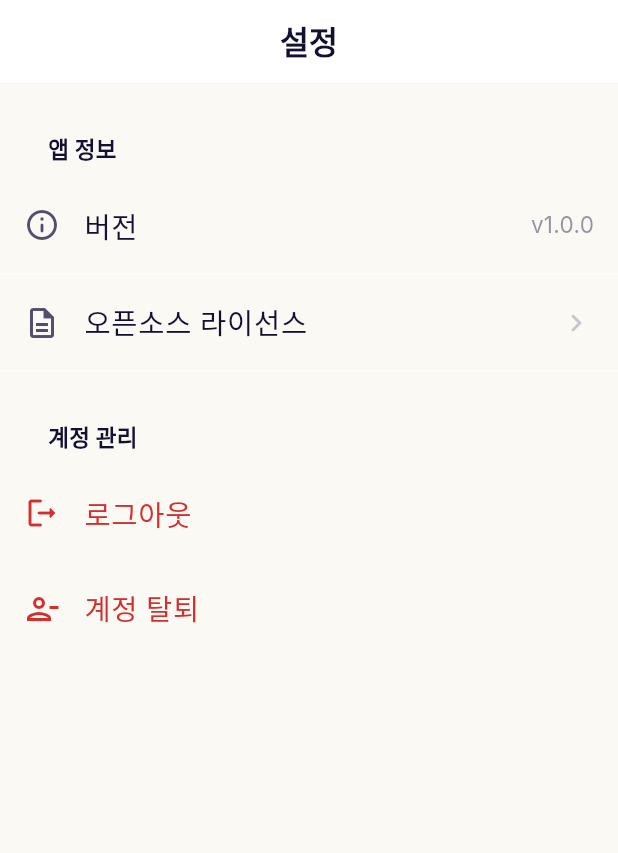
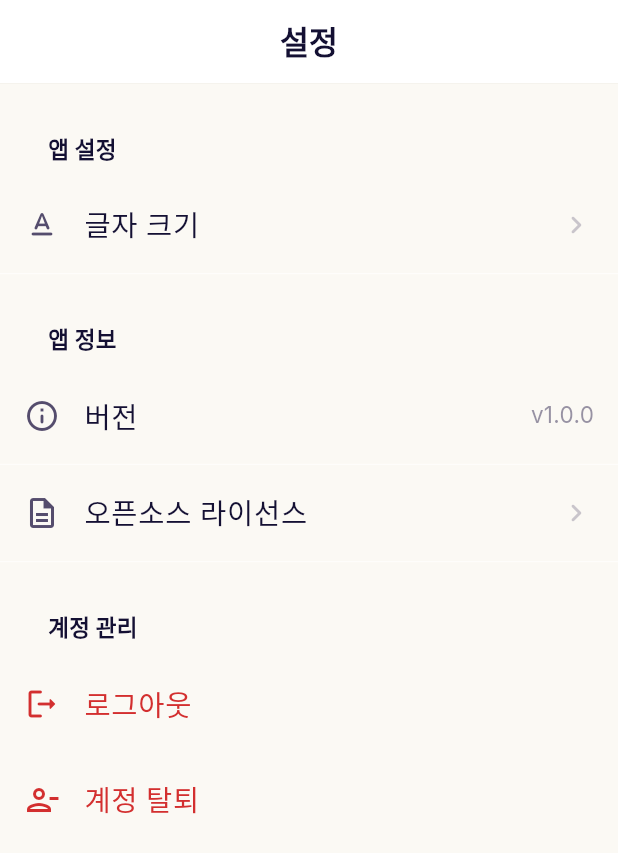
Before and after one commit to kimdzhekhon/Guda_Chatbot, a Flutter app: the SettingsScreen screen opened by its route, on a phone screen of 412 x 824 dp. Shown: the top 853 px of the screen. Run offline on Flutter 3.47's test engine with Material 3 defaults, Android fonts, the phone set to English and light mode, and no system bars; our stand-ins replace dio, flutter_markdown, flutter_riverpod, flutter_secure_storage, freezed_annotation, go_router and 4 more; accounts and stored records are empty; generated files the repository leaves out were written again; Roboto replaces fonts that are missing (NotoSerifKR).

Commit message:
사용자 편의성 강화를 위해 앱 전체의 글씨 크기(Text Scale)를 동적으로 조절하고 유지할 수 있는 기능을 구현했습니다. 설정 화면 개편과 더불어 전역 상태 관리 및 데이터 영속성을 확보하여 완성도 높은 개인화 설정을 제공합니다.

```diff
--- a/lib/app/router/app_router.dart
+++ b/lib/app/router/app_router.dart
@@ -8,6 +8,7 @@ import 'package:guda_chatbot/features/auth/presentation/viewmodels/auth_viewmode
 import 'package:guda_chatbot/features/chat/presentation/screens/home_screen.dart';
 import 'package:guda_chatbot/features/settings/presentation/screens/settings_screen.dart';
 import 'package:guda_chatbot/features/settings/presentation/screens/license_screen.dart';
+import 'package:guda_chatbot/features/settings/presentation/screens/font_size_screen.dart';
 import 'route_paths.dart';
 
 part 'app_router.g.dart';
@@ -51,6 +52,10 @@ GoRouter appRouter(Ref ref) {
         path: RoutePaths.license,
         builder: (_, _) => const LicenseScreen(),
       ),
+      GoRoute(
+        path: RoutePaths.fontSize,
+        builder: (_, _) => const FontSizeScreen(),
+      ),
     ],
   );
 
--- a/lib/app/router/route_paths.dart
+++ b/lib/app/router/route_paths.dart
@@ -15,4 +15,7 @@ abstract final class RoutePaths {
 
   /// 라이선스 화면 (SCR_LICENSE)
   static const String license = '/settings/license';
+
+  /// 글자 크기 조절 화면 (SCR_FONT_SIZE)
+  static const String fontSize = '/settings/font-size';
 }
--- a/lib/core/constants/app_strings.dart
+++ b/lib/core/constants/app_strings.dart
@@ -115,4 +115,13 @@ abstract final class AppStrings {
   static const String profileSection = '프로필';
   static const String appInfoSection = '앱 정보';
   static const String accountSection = '계정 관리';
+  static const String appSettingsSection = '앱 설정';
+
+  // 글자 크기 조절
+  static const String fontSizeLabel = '글자 크기';
+  static const String fontSizeScreenTitle = '글자 크기 조절';
+  static const String fontSizePreviewText = '가나다라마바사 아자차카타파하\n동양 고전의 지혜를 깨우다, Guda';
+  static const String fontSizeSmall = '작게';
+  static const String fontSizeNormal = '보통';
+  static const String fontSizeLarge = '크게';
 }
--- a/lib/features/chat/presentation/widgets/initial_question/selected_hexagram_display.dart
+++ b/lib/features/chat/presentation/widgets/initial_question/selected_hexagram_display.dart
@@ -43,7 +43,8 @@ class SelectedHexagramDisplay extends StatelessWidget {
             child: Column(
               crossAxisAlignment: CrossAxisAlignment.start,
               children: [
-                Row(
+                Wrap(
+                  crossAxisAlignment: WrapCrossAlignment.center,
                   children: [
                     Text(
                       hexagram.name,
--- a/lib/features/settings/presentation/screens/settings_screen.dart
+++ b/lib/features/settings/presentation/screens/settings_screen.dart
@@ -77,12 +77,8 @@ class SettingsScreen extends ConsumerWidget {
                     crossAxisAlignment: CrossAxisAlignment.start,
                     children: [
                       Text(
-                        user.displayName ?? AppStrings.userNamePlaceholder,
+                        user.email,
                         style: GudaTypography.heading3(color: colorScheme.onSurface),
-                      ),
-                      Text(
-                        user.email,
-                        style: GudaTypography.body2(color: colorScheme.onSurfaceVariant),
                       ),
                     ],
                   ),
@@ -92,6 +88,19 @@ class SettingsScreen extends ConsumerWidget {
           ),
           const GudaDivider(),
         ],
+
+        // ── 앱 설정 ─────────────────────────────
+        const GudaSectionHeader(title: AppStrings.appSettingsSection),
+        GudaTile(
+          leading: const Icon(Icons.text_format_rounded),
+          title: AppStrings.fontSizeLabel,
+          trailing: Icon(
+            Icons.chevron_right_rounded,
+            color: colorScheme.onSurfaceVariant.withValues(alpha: 0.3),
+          ),
+          onTap: () => context.push(RoutePaths.fontSize),
+        ),
+        const GudaDivider(color: GudaColors.surfaceLight, alpha: 1.0),
 
         // ── 앱 정보 ─────────────────────────────
         const GudaSectionHeader(title: AppStrings.appInfoSection),
```
Also changed, not shown: lib/core/security/storage_service.dart (added, +30 -0 lines), lib/features/settings/presentation/screens/font_size_screen.dart (added, +145 -0 lines), lib/features/settings/presentation/viewmodels/font_size_viewmodel.dart (added, +25 -0 lines), lib/main.dart (+15 -0 lines), lib/core/security/storage_service.g.dart (added), lib/features/settings/presentation/viewmodels/font_size_viewmodel.g.dart (added).
